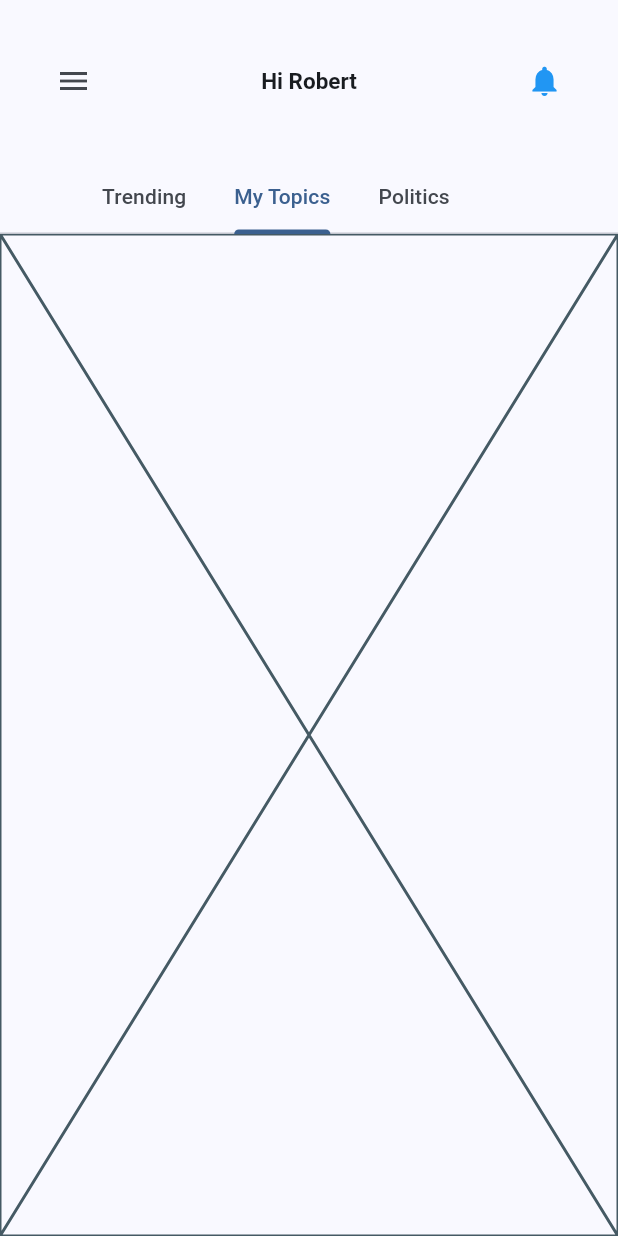
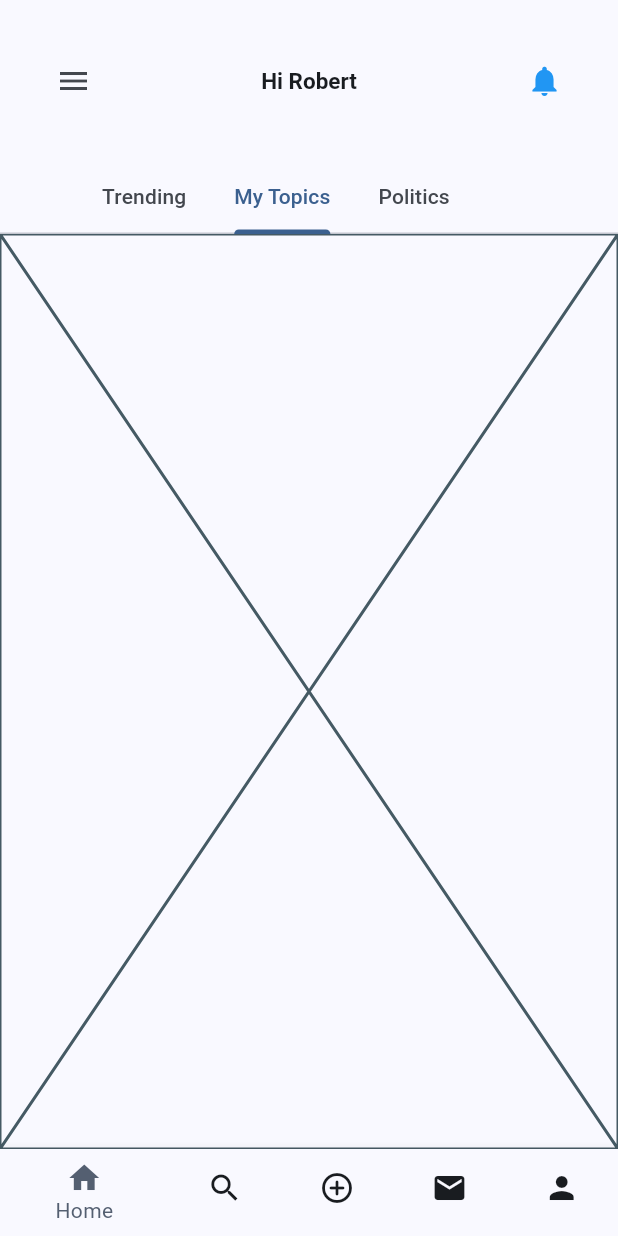
Before and after one commit to Chuckibmk/API_News, a Flutter app: the screen it shows after launch, tab 2 chosen, on a phone screen of 412 x 824 dp. Run offline on Flutter 3.47's test engine with Material 3 defaults, Android fonts, the phone set to English and light mode, and no system bars; our stand-ins replace carousel_slider, get.

Commit message:
home update

```diff
--- a/lib/screens/dashboard/dashboard.dart
+++ b/lib/screens/dashboard/dashboard.dart
@@ -2,10 +2,9 @@ import 'package:flutter/material.dart';
 // import 'package:get/route_manager.dart';
 // import 'package:api_news/routes/app/app-route-names.dart';
 // import 'package:api_news/routes/app/app-route.dart';
-
-import 'package:api_news/screens/dashboard/tabviews.dart';
 import 'package:api_news/screens/dashboard/viewpost.dart';
-import 'package:get/route_manager.dart';
+import 'package:api_news/screens/dashboard/home.dart';
+// import 'package:get/route_manager.dart';
 
 class Dashboard extends StatefulWidget {
   const Dashboard({super.key});
@@ -19,22 +18,18 @@ class _DashboardState extends State<Dashboard>
   //scaffold variable for drawer control, stores the state of the drawer
   var scaffoldkey = GlobalKey<ScaffoldState>();
 
-  late TabController _tabController;
+  final _controller = PageController();
+  int currentIndex = 0;
 
-  @override
-  void initState() {
-    super.initState();
-    _tabController = TabController(length: 3, vsync: this);
-    _tabController.addListener(() {
-      setState(() {});
-    });
-  }
+  // @override
+  // void initState() {
+  //   super.initState();
+  // }
 
-  @override
-  void dispose() {
-    _tabController.dispose();
-    super.dispose();
-  }
+  // @override
+  // void dispose() {
+  //   super.dispose();
+  // }
 
   @override
   Widget build(BuildContext context) {
@@ -57,10 +52,7 @@ class _DashboardState extends State<Dashboard>
           ],
         ),
       ),
-      body: Container(
-        height: double.infinity,
-        width: double.infinity,
-        child: SafeArea(
+      body: SafeArea(
         child: Column(
           children: [
             Container(
@@ -74,10 +66,6 @@ class _DashboardState extends State<Dashboard>
                 children: [
                   Container(
                     padding: const EdgeInsets.all(10),
-                      // decoration: BoxDecoration(
-                      //   color: Theme.of(context).colorScheme.onSurface,
-                      //   shape: BoxShape.circle,
-                      // ),
                     child: Builder(
                       builder: (context) => IconButton(
                         icon: const Icon(Icons.menu),
@@ -110,8 +98,8 @@ class _DashboardState extends State<Dashboard>
                     child: IconButton(
                       icon: const Icon(Icons.notifications),
                       onPressed: () {
-                          var route = MaterialPageRoute(
-                              builder: (context) => ViewPost());
+                        var route =
+                            MaterialPageRoute(builder: (context) => ViewPost());
                         Navigator.push(context, route);
                       },
                       color: Colors.blue,
@@ -120,29 +108,40 @@ class _DashboardState extends State<Dashboard>
                 ],
               ),
             ),
-              TabBar(
-                isScrollable: true,
-                controller: _tabController,
-                tabs: [
-                  Tab(text: 'Trending'),
-                  Tab(text: 'My Topics'),
-                  Tab(text: 'Politics'),
-                ],
-              ),
             Expanded(
-                flex: 1,
-                child: TabBarView(
-                  controller: _tabController,
-                  children: [
-                    DashTabs(),
+              child: PageView(
+                controller: _controller,
+                children: const [
+                  Home(),
+                  Placeholder(),
+                  Placeholder(),
                   Placeholder(),
                   Placeholder(),
                 ],
+                onPageChanged: (index) {
+                  currentIndex = index;
+                  setState(() {});
+                },
               ),
             ),
           ],
         ),
       ),
+      bottomNavigationBar: BottomNavigationBar(
+        currentIndex: currentIndex,
+        selectedItemColor: Theme.of(context).colorScheme.secondary,
+        unselectedItemColor: Theme.of(context).colorScheme.onSurface,
+        onTap: (index) {
+          _controller.jumpToPage(index);
+        },
+        items: const [
+          BottomNavigationBarItem(icon: Icon(Icons.home), label: 'Home'),
+          BottomNavigationBarItem(icon: Icon(Icons.search), label: 'Search'),
+          BottomNavigationBarItem(
+              icon: Icon(Icons.add_circle_outline_rounded), label: 'Add Post'),
+          BottomNavigationBarItem(icon: Icon(Icons.mail), label: 'Messages'),
+          BottomNavigationBarItem(icon: Icon(Icons.person), label: 'Profile'),
+        ],
       ),
     );
   }
--- /dev/null
+++ b/lib/screens/dashboard/home.dart
@@ -0,0 +1,58 @@
+import 'package:flutter/material.dart';
+import 'package:api_news/screens/dashboard/tabviews.dart';
+
+class Home extends StatefulWidget {
+  const Home({super.key});
+
+  @override
+  State<Home> createState() => _HomeState();
+}
+
+class _HomeState extends State<Home> with SingleTickerProviderStateMixin {
+  late TabController _tabController;
+
+  @override
+  void initState() {
+    super.initState();
+    _tabController = TabController(length: 3, vsync: this);
+    _tabController.addListener(() {
+      setState(() {});
+    });
+  }
+
+  @override
+  void dispose() {
+    _tabController.dispose();
+    super.dispose();
+  }
+
+  @override
+  Widget build(BuildContext context) {
+    return Scaffold(
+      body: Column(
+        children: [
+          TabBar(
+            isScrollable: true,
+            controller: _tabController,
+            tabs: [
+              Tab(text: 'Trending'),
+              Tab(text: 'My Topics'),
+              Tab(text: 'Politics'),
+            ],
+          ),
+          Expanded(
+            flex: 1,
+            child: TabBarView(
+              controller: _tabController,
+              children: [
+                DashTabs(),
+                Placeholder(),
+                Placeholder(),
+              ],
+            ),
+          ),
+        ],
+      ),
+    );
+  }
+}
```
Lines whose indentation alone changed are shown as unchanged.
